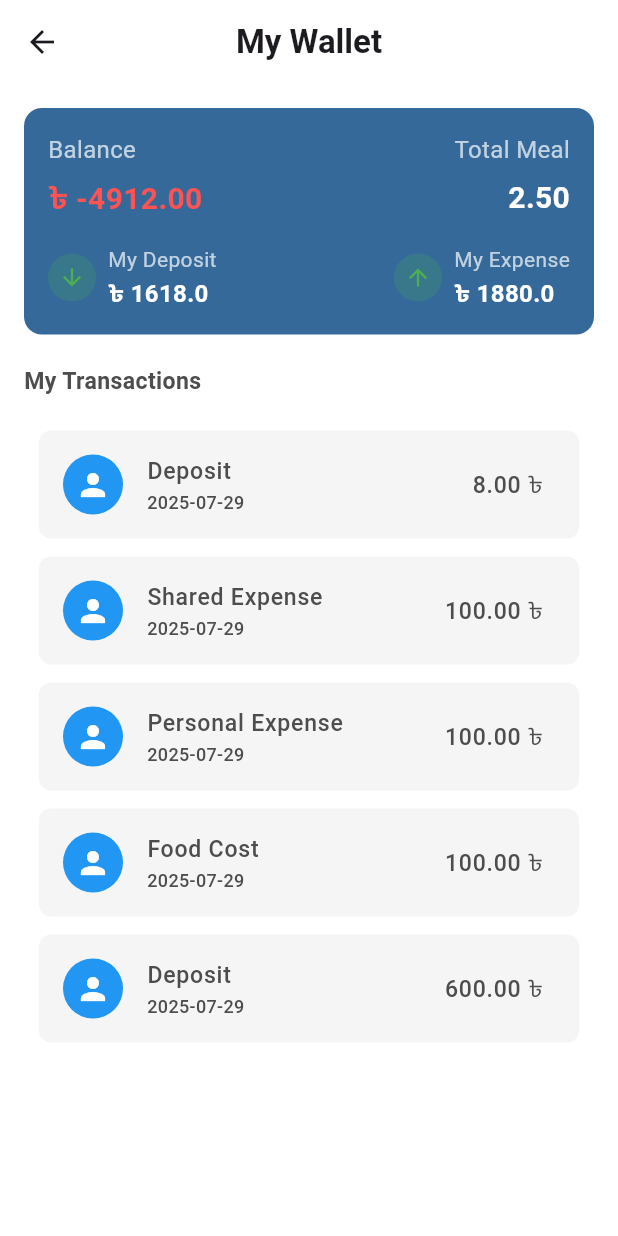
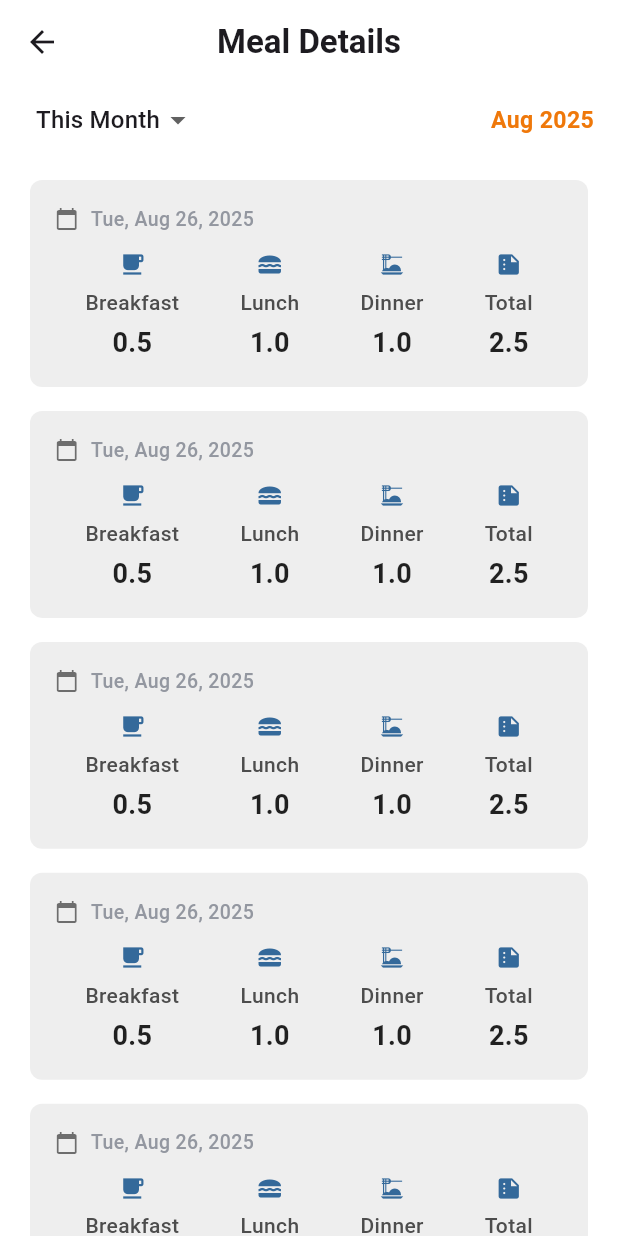
Before and after one commit to dev-rifat/meal-management-system, a Flutter app: the DashboardScreen screen opened directly, after a tap on "Mess Balance", after a tap on the "swap horiz" icon, after a tap on "Meal List", on a phone screen of 412 x 824 dp. Run offline on Flutter 3.47's test engine with Material 3 defaults, Android fonts, the phone set to English and light mode, and no system bars; our stand-ins replace dropdown_button2, equatable, fl_chart, flutter_bloc, flutter_screenutil, flutter_zoom_drawer and 4 more; missing offline and left inert: e_com_cub; Roboto replaces fonts that are missing (Montserrat).

Commit message:
add meal list

```diff
--- a/lib/core/routes/app_page.dart
+++ b/lib/core/routes/app_page.dart
@@ -12,6 +12,7 @@ import 'package:mass_management/features/maneger/pages/add_meal.dart' show AddMe
 import 'package:mass_management/features/maneger/pages/add_share_expense.dart';
 import 'package:mass_management/features/starting/view/splash_screen.dart';
 
+import '../../features/deashboard/pages/meal_list.dart' show MealDetailsPage;
 import '../../features/maneger/pages/epense_list.dart' show ExpenseListScreen;
 
 // Global router instance (kept alive for hot reload)
@@ -66,11 +67,17 @@ final GoRouter appRouter = GoRouter(
 
 
     GoRoute(
-
       path: '/menu_screen',
       name: AppRoute.menuScreen,
+    builder: (_, __) => const ZoomDrawerExample()),
 
 
-    builder: (_, __) => const ZoomDrawerExample()),
+    GoRoute(
+      path: '/meal_list',
+      name: AppRoute.mealList,
+    builder: (_, __) =>  MealDetailsPage()),
+
+
+
   ],
 );
--- a/lib/core/routes/app_route.dart
+++ b/lib/core/routes/app_route.dart
@@ -11,6 +11,7 @@ class AppRoute {
   static String signUp = "/signup_screen";
     static String menuScreen = "/menu_screen";
     static String myWallet = "/my_wallet";
+    static String mealList = "/meal_list";
 
 
 }
--- /dev/null
+++ b/lib/features/deashboard/pages/meal_list.dart
@@ -0,0 +1,235 @@
+import 'package:flutter/material.dart';
+import 'package:intl/intl.dart';
+import 'package:mass_management/core/widgets/custom_app_bar.dart';
+import 'package:mass_management/utils/app_color.dart';
+import 'package:mass_management/utils/app_style.dart';
+
+class MealDetailsPage extends StatefulWidget {
+  const MealDetailsPage({super.key});
+
+  @override
+  State<MealDetailsPage> createState() => _MealDetailsPageState();
+}
+
+class _MealDetailsPageState extends State<MealDetailsPage> {
+  DateTime selectedDate = DateTime.now();
+  String selectedFilter = "This Month";
+
+  final double breakfast = 0.5;
+  final double lunch = 1.0;
+  final double dinner = 1.0;
+
+  @override
+  Widget build(BuildContext context) {
+    final double total = breakfast + lunch + dinner;
+    final Size size = MediaQuery.of(context).size;
+    final bool isSmallScreen = size.width < 360;
+
+    // Dynamic font and icon sizes
+    final double fontSizeTitle = isSmallScreen ? 12 : 14;
+    final double fontSizeValue = isSmallScreen ? 14 : 18;
+    final double iconSize = isSmallScreen ? 22 : 18;
+
+    return Scaffold(
+      backgroundColor: AppColor.backgroundColor,
+      appBar: CustomAppBar(
+        title: "Meal Details",
+        backgroundColor: AppColor.backgroundColor,
+        elevation: 0,
+        leading: IconButton(
+          icon: const Icon(Icons.arrow_back),
+          onPressed: () => Navigator.pop(context),
+        ),
+      ),
+      body: Column(
+        children: [
+          /// ✅ Filter Row
+          Container(
+            width: double.infinity,
+            color: Colors.white,
+            padding: const EdgeInsets.symmetric(horizontal: 16, vertical: 0),
+            child: Row(
+              mainAxisAlignment: MainAxisAlignment.spaceBetween,
+              children: [
+                Padding(
+                  padding: const EdgeInsets.symmetric(horizontal: 08.0),
+                  child: DropdownButton<String>(
+                    value: selectedFilter,
+                    underline: const SizedBox(),
+                    items: const [
+                      DropdownMenuItem(value: "This Month", child: Text("This Month")),
+                      DropdownMenuItem(value: "Last Month", child: Text("Last Month")),
+                      DropdownMenuItem(value: "Custom", child: Text("Custom")),
+                    ],
+                    onChanged: (value) {
+                      setState(() {
+                        selectedFilter = value!;
+                        if (value == "Custom") {
+                          _pickDate(context);
+                        }
+                      });
+                    },
+                  ),
+                ),
+                Text(
+                  DateFormat('MMM yyyy').format(selectedDate),
+                  style: AppStyle.normalText.copyWith(
+                    color: AppColor.primaryOrange,
+                    fontWeight: FontWeight.w600,
+                  ),
+                ),
+              ],
+            ),
+          ),
+
+          Expanded(
+            child: ListView.builder(
+              itemCount: 12,
+              padding: const EdgeInsets.symmetric(horizontal: 20.0,vertical: 8),
+              itemBuilder: (context, index) => MealCard(
+                date: selectedDate,
+                size: size,
+                iconSize: iconSize,
+                fontSizeTitle: fontSizeTitle,
+                fontSizeValue: fontSizeValue,
+                breakfast: breakfast,
+                lunch: lunch,
+                dinner: dinner,
+                total: total,
+              ),
+            ),
+          ),
+        ],
+      ),
+    );
+  }
+
+  /// ✅ Custom Date Picker
+  Future<void> _pickDate(BuildContext context) async {
+    final DateTime? picked = await showDatePicker(
+      context: context,
+      initialDate: selectedDate,
+      firstDate: DateTime(2023),
+      lastDate: DateTime(2030),
+    );
+    if (picked != null && picked != selectedDate) {
+      setState(() {
+        selectedDate = picked;
+      });
+    }
+  }
+}
+
+
+/// ✅ Widget for the meal card section
+class MealCard extends StatelessWidget {
+  final DateTime date;
+  final Size size;
+  final double iconSize, fontSizeTitle, fontSizeValue;
+  final double breakfast, lunch, dinner, total;
+
+  const MealCard({
+    super.key,
+    required this.date,
+    required this.size,
+    required this.iconSize,
+    required this.fontSizeTitle,
+    required this.fontSizeValue,
+    required this.breakfast,
+    required this.lunch,
+    required this.dinner,
+    required this.total,
+  });
+
+  @override
+  Widget build(BuildContext context) {
+    return Padding(
+      padding: const EdgeInsets.symmetric(vertical: 8),
+      child: Container(
+        width: double.infinity,
+        decoration: BoxDecoration(
+          color: Colors.grey.shade200,
+          borderRadius: BorderRadius.circular(8),
+        ),
+        padding: EdgeInsets.symmetric(
+          vertical: size.height * 0.02,
+          horizontal: size.width * 0.04,
+        ),
+        child: Column(
+          crossAxisAlignment: CrossAxisAlignment.start,
+          children: [
+            /// ✅ Date Row
+            Row(
+              children: [
+                const Icon(Icons.calendar_today, color: Colors.black54, size: 16),
+                const SizedBox(width: 8),
+                Text(
+                  DateFormat('EEE, MMM dd, yyyy').format(date),
+                  style: AppStyle.normalText.copyWith(
+                    color: AppColor.hintColor,
+                    fontSize: fontSizeTitle - 1,
+                  ),
+                ),
+              ],
+            ),
+            const SizedBox(height: 12),
+
+            /// ✅ Meal Items Row
+            Row(
+              mainAxisAlignment: MainAxisAlignment.spaceAround,
+              children: [
+                MealItem("Breakfast", breakfast, Icons.free_breakfast,
+                    iconSize, fontSizeTitle, fontSizeValue),
+                MealItem("Lunch", lunch, Icons.lunch_dining, iconSize,
+                    fontSizeTitle, fontSizeValue),
+                MealItem("Dinner", dinner, Icons.dinner_dining, iconSize,
+                    fontSizeTitle, fontSizeValue),
+                MealItem("Total", total, Icons.summarize, iconSize,
+                    fontSizeTitle, fontSizeValue),
+              ],
+            ),
+          ],
+        ),
+      ),
+    );
+  }
+}
+
+
+/// ✅ Widget for individual meal items
+class MealItem extends StatelessWidget {
+  final String title;
+  final double value;
+  final IconData icon;
+  final double iconSize, titleSize, valueSize;
+
+  const MealItem(this.title, this.value, this.icon, this.iconSize,
+      this.titleSize, this.valueSize,
+      {super.key});
+
+  @override
+  Widget build(BuildContext context) {
+    return Column(
+      children: [
+        Icon(icon, color: AppColor.primaryColor, size: iconSize),
+        const SizedBox(height: 6),
+        Text(
+          title,
+          style: AppStyle.normalText.copyWith(
+            fontSize: titleSize,
+            fontWeight: FontWeight.w500,
+          ),
+        ),
+        const SizedBox(height: 4),
+        Text(
+          value.toStringAsFixed(1),
+          style: AppStyle.normalText.copyWith(
+            fontSize: valueSize,
+            fontWeight: FontWeight.bold,
+            color: Colors.black87,
+          ),
+        ),
+      ],
+    );
+  }
+}
--- a/lib/features/deashboard/widgets/operation_grid.dart
+++ b/lib/features/deashboard/widgets/operation_grid.dart
@@ -53,7 +53,7 @@ class OperationGrid extends StatelessWidget {
   void _onClick(int index, BuildContext context) {
     switch (index) {
       case 0:
-        context.push(AppRoute.myWallet);
+        context.push(AppRoute.mealList);
         break;
 
       case 1:
```
